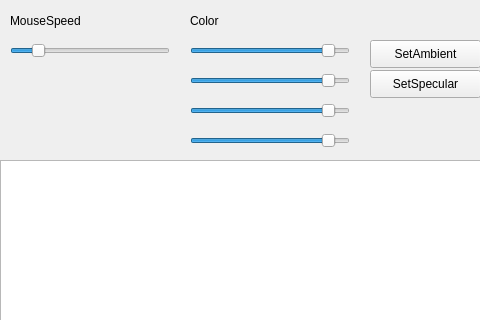
HermitZHQ/QtOpenGL, file mainwindow.ui: the form before one commit; both pictures show x 0 to 480 and y 0 to 320 of the 642 by 443 pixel window.
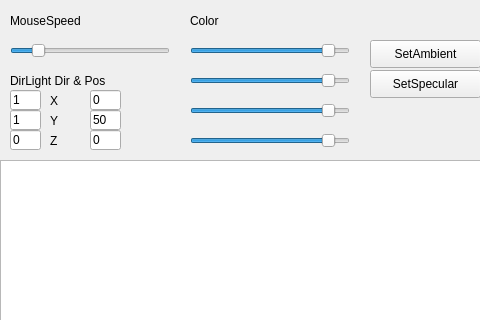
The form after the commit.

What changed in the file:
```diff
--- a/mainwindow.ui
+++ b/mainwindow.ui
@@ -186,6 +186,136 @@
      <enum>Qt::Horizontal</enum>
     </property>
    </widget>
+   <widget class="QLabel" name="label_3">
+    <property name="geometry">
+     <rect>
+      <x>10</x>
+      <y>70</y>
+      <width>131</width>
+      <height>21</height>
+     </rect>
+    </property>
+    <property name="text">
+     <string>DirLight Dir &amp; Pos</string>
+    </property>
+   </widget>
+   <widget class="QLineEdit" name="edt_light_dir_x">
+    <property name="geometry">
+     <rect>
+      <x>10</x>
+      <y>90</y>
+      <width>31</width>
+      <height>20</height>
+     </rect>
+    </property>
+    <property name="text">
+     <string>1</string>
+    </property>
+   </widget>
+   <widget class="QLineEdit" name="edt_light_dir_y">
+    <property name="geometry">
+     <rect>
+      <x>10</x>
+      <y>110</y>
+      <width>31</width>
+      <height>20</height>
+     </rect>
+    </property>
+    <property name="text">
+     <string>1</string>
+    </property>
+   </widget>
+   <widget class="QLineEdit" name="edt_light_dir_z">
+    <property name="geometry">
+     <rect>
+      <x>10</x>
+      <y>130</y>
+      <width>31</width>
+      <height>20</height>
+     </rect>
+    </property>
+    <property name="text">
+     <string>0</string>
+    </property>
+   </widget>
+   <widget class="QLabel" name="label_4">
+    <property name="geometry">
+     <rect>
+      <x>50</x>
+      <y>90</y>
+      <width>16</width>
+      <height>21</height>
+     </rect>
+    </property>
+    <property name="text">
+     <string>X</string>
+    </property>
+   </widget>
+   <widget class="QLabel" name="label_5">
+    <property name="geometry">
+     <rect>
+      <x>50</x>
+      <y>110</y>
+      <width>16</width>
+      <height>21</height>
+     </rect>
+    </property>
+    <property name="text">
+     <string>Y</string>
+    </property>
+   </widget>
+   <widget class="QLabel" name="label_6">
+    <property name="geometry">
+     <rect>
+      <x>50</x>
+      <y>130</y>
+      <width>16</width>
+      <height>21</height>
+     </rect>
+    </property>
+    <property name="text">
+     <string>Z</string>
+    </property>
+   </widget>
+   <widget class="QLineEdit" name="edt_light_pos_x">
+    <property name="geometry">
+     <rect>
+      <x>90</x>
+      <y>90</y>
+      <width>31</width>
+      <height>20</height>
+     </rect>
+    </property>
+    <property name="text">
+     <string>0</string>
+    </property>
+   </widget>
+   <widget class="QLineEdit" name="edt_light_pos_z">
+    <property name="geometry">
+     <rect>
+      <x>90</x>
+      <y>130</y>
+      <width>31</width>
+      <height>20</height>
+     </rect>
+    </property>
+    <property name="text">
+     <string>0</string>
+    </property>
+   </widget>
+   <widget class="QLineEdit" name="edt_light_pos_y">
+    <property name="geometry">
+     <rect>
+      <x>90</x>
+      <y>110</y>
+      <width>31</width>
+      <height>20</height>
+     </rect>
+    </property>
+    <property name="text">
+     <string>50</string>
+    </property>
+   </widget>
   </widget>
  </widget>
  <resources/>
```
